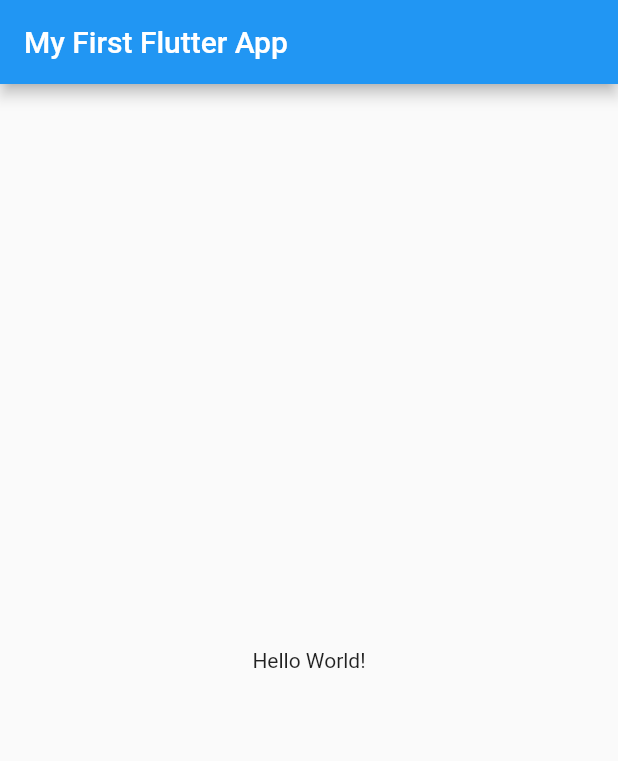
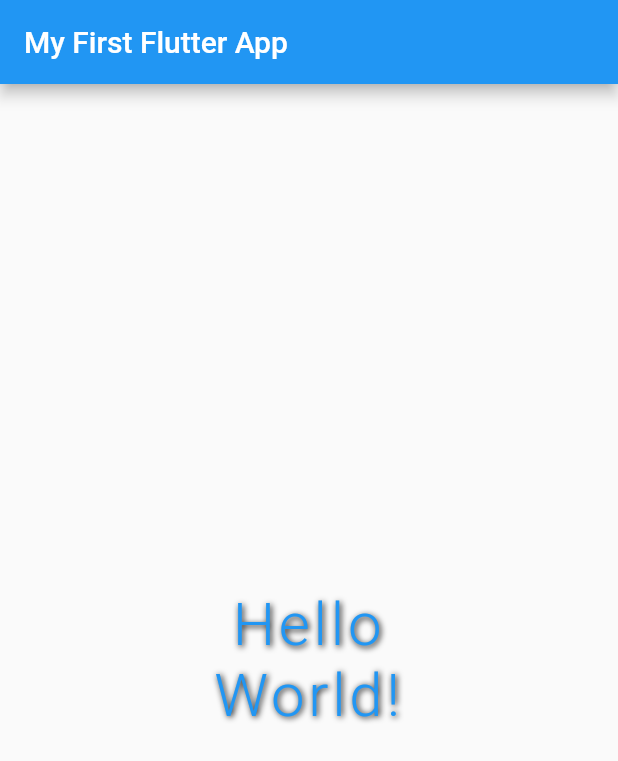
Before and after one commit to AngelCruzL/learning-flutter, a Flutter app: the screen it shows after launch, on a phone screen of 412 x 824 dp. Shown: the top 761 px of the screen. Run offline on Flutter 3.47's test engine with Material 2 defaults, Android fonts, the phone set to English and light mode, and no system bars.

Commit message:
Add text's custom styles

```diff
--- a/lib/pages/home_page.dart
+++ b/lib/pages/home_page.dart
@@ -8,7 +8,22 @@ class HomePage extends StatelessWidget {
         title: const Text("My First Flutter App"),
       ),
       body: const Center(
-        child: Text("Hello World!"),
+        child: Text(
+          "Hello\nWorld!",
+          textAlign: TextAlign.center,
+          style: TextStyle(
+              fontSize: 40,
+              fontWeight: FontWeight.w300,
+              letterSpacing: 2.5,
+              color: Colors.blue,
+              shadows: [
+                Shadow(
+                  color: Colors.black,
+                  offset: Offset(1, 1),
+                  blurRadius: 5,
+                ),
+              ]),
+        ),
       ),
     );
   }
```
